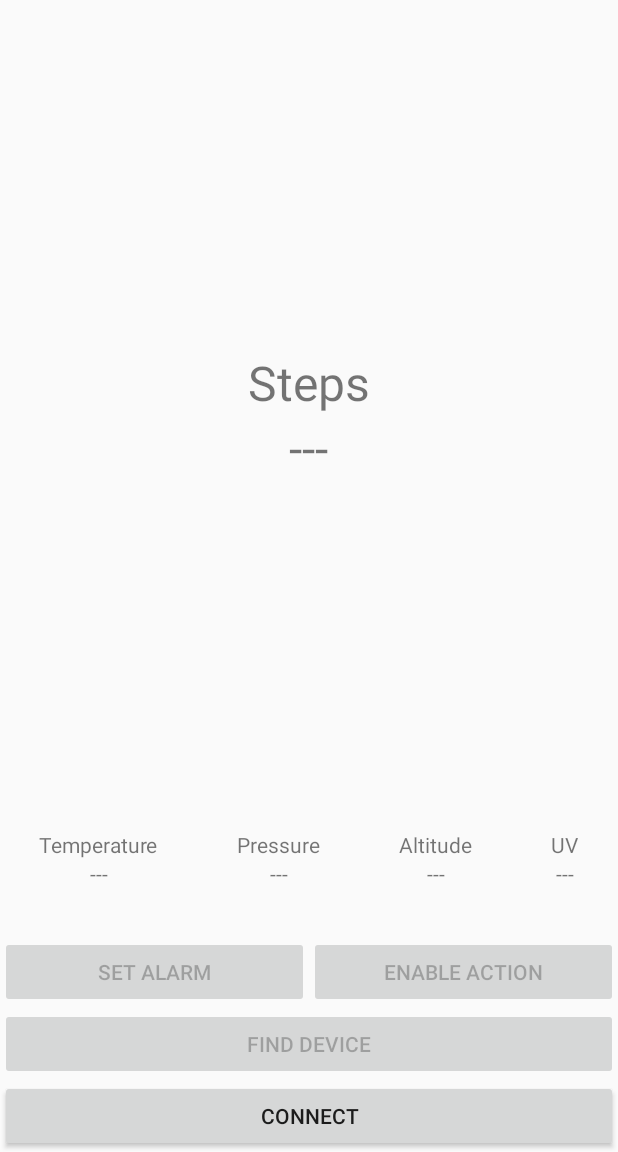
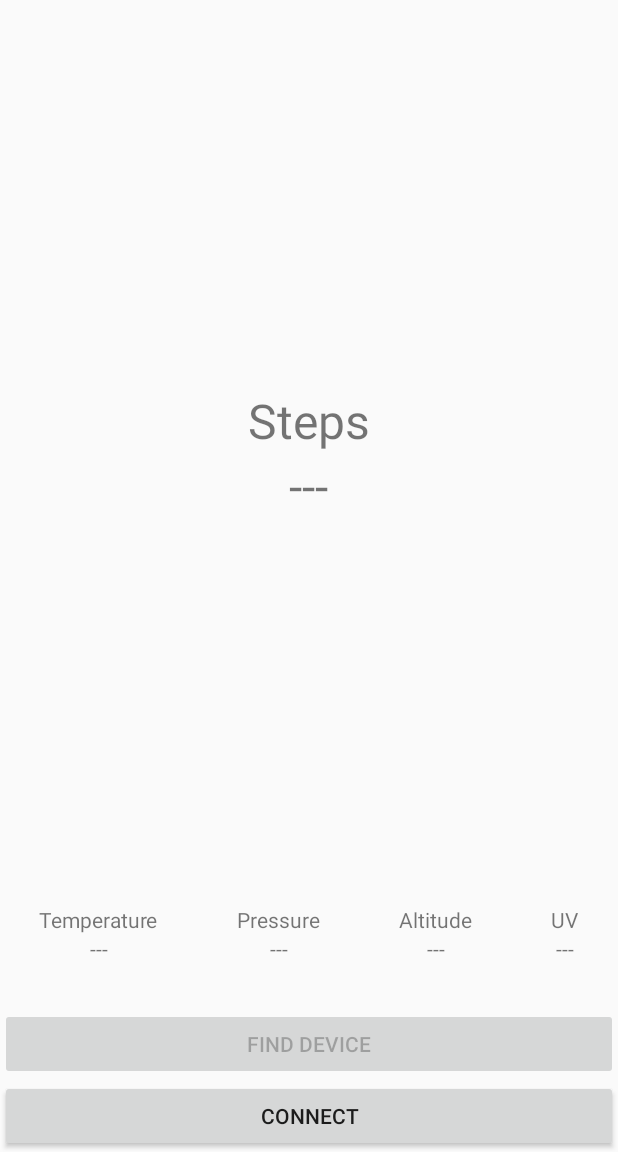
Before and after one commit to AbelChT/Reverse-Engineering-No.1-F2, an Android app: the screen it shows after launch (MainActivity), on a phone screen of 412 x 824 dp, the part 84-1236 px from its top. Run offline under Robolectric (Android 15) with nearby library versions, the phone set to English and light mode, and no system bars; our stand-ins replace navigation-ui.

Commit message:
All notifications done

```diff
--- a/app/src/main/java/com/abelcht/n01f2smwc/ui/fragment/DisplayDataFragment.kt
+++ b/app/src/main/java/com/abelcht/n01f2smwc/ui/fragment/DisplayDataFragment.kt
@@ -143,12 +143,6 @@ class DisplayDataFragment : Fragment() {
 
         }
 
-        alarmButton.setOnClickListener {
-            // TODO: Implement, this is only a test
-
-
-        }
-
         // Obtain short-time constant parameters
         getDeviceLocation {
             if (it != null) {
@@ -218,12 +212,20 @@ class DisplayDataFragment : Fragment() {
 
             Log.i(TAG, "New message, result: $notificationResult")
         }
+
+        viewModel.smartWatchCommunicationAPI.changePedometerListener {
+            requireActivity().runOnUiThread {
+                stepsTextView.text = it.toString()
+            }
+
+            Log.i(TAG, "Modified steps textView")
+        }
     }
 
     /**
      * Obtain the location of the device
      */
-    fun getDeviceLocation(callBackOnLocationObtained: (Location?) -> Unit) {
+    private fun getDeviceLocation(callBackOnLocationObtained: (Location?) -> Unit) {
         if (ActivityCompat.checkSelfPermission(
                 this.requireActivity(),
                 Manifest.permission.ACCESS_FINE_LOCATION
@@ -247,9 +249,6 @@ class DisplayDataFragment : Fragment() {
         // Change button text and state
         connectionButton.isEnabled = true
         connectionButton.text = getString(R.string.disconnect)
-
-        alarmButton.isEnabled = true
-        actionButton.isEnabled = true
         findButton.isEnabled = true
 
         // TODO: Add delay
@@ -318,9 +317,9 @@ class DisplayDataFragment : Fragment() {
     fun onSmartWatchDisconnected() {
         // Change button signature
         connectionButton.text = getString(R.string.connect)
-        alarmButton.isEnabled = false
-        actionButton.isEnabled = false
         findButton.isEnabled = false
+
+        viewModel.smartWatchCommunicationAPI.changePedometerListener(null)
 
         // Delete callbacks
 //        if (viewModel.smartWatchCommunicationAPI.isConnectedToSmartWatch()) {
--- a/app/src/main/res/layout/display_data_fragment.xml
+++ b/app/src/main/res/layout/display_data_fragment.xml
@@ -37,11 +37,11 @@
         android:id="@+id/linearLayout2"
         android:layout_width="0dp"
         android:layout_height="wrap_content"
-        android:layout_marginBottom="32dp"
+        android:layout_marginBottom="30dp"
         android:baselineAligned="false"
         android:gravity="fill_horizontal"
         android:orientation="horizontal"
-        app:layout_constraintBottom_toTopOf="@+id/linearLayout3"
+        app:layout_constraintBottom_toTopOf="@+id/linearLayout4"
         app:layout_constraintEnd_toEndOf="parent"
         app:layout_constraintStart_toStartOf="parent">
 
@@ -127,30 +127,6 @@
     </LinearLayout>
 
     <LinearLayout
-        android:id="@+id/linearLayout3"
-        android:layout_width="0dp"
-        android:layout_height="wrap_content"
-        android:orientation="horizontal"
-        app:layout_constraintBottom_toTopOf="@+id/linearLayout4"
-        app:layout_constraintEnd_toEndOf="parent"
-        app:layout_constraintStart_toStartOf="parent">
-
-        <Button
-            android:id="@+id/alarmButton"
-            android:layout_width="0dp"
-            android:layout_height="wrap_content"
-            android:layout_weight="1"
-            android:text="@string/set_alarm"/>
-
-        <Button
-            android:id="@+id/actionButton"
-            android:layout_width="0dp"
-            android:layout_height="wrap_content"
-            android:layout_weight="1"
-            android:text="@string/enable_action" />
-    </LinearLayout>
-
-    <LinearLayout
         android:id="@+id/linearLayout4"
         android:layout_width="0dp"
         android:layout_height="wrap_content"
```
Also changed, not shown: app/src/main/java/com/abelcht/n01f2smwc/smartwatch/communication/SmartWatchCommunicationAPI.kt (+47 -46 lines), 1 other file.
